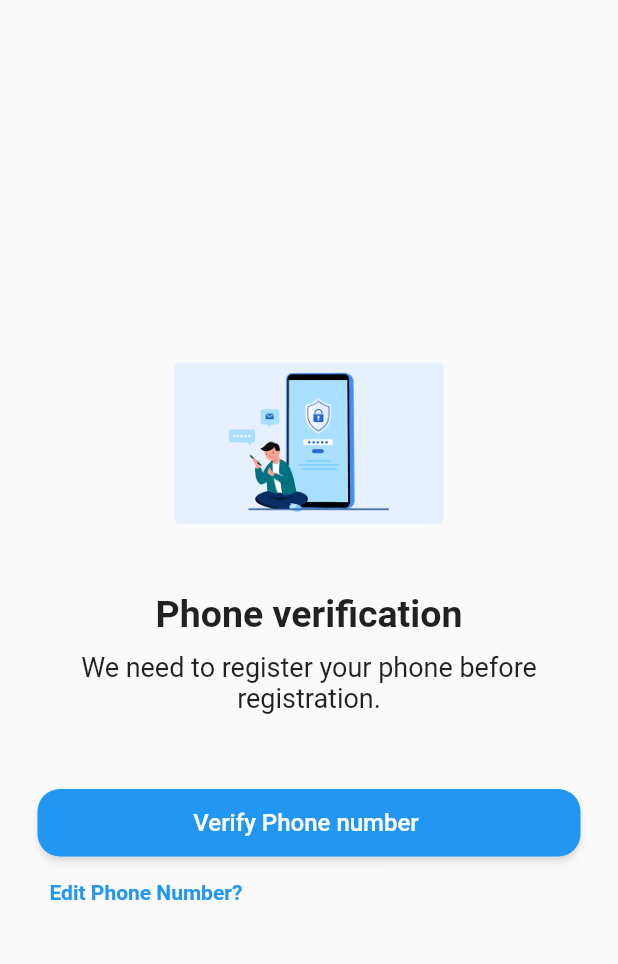
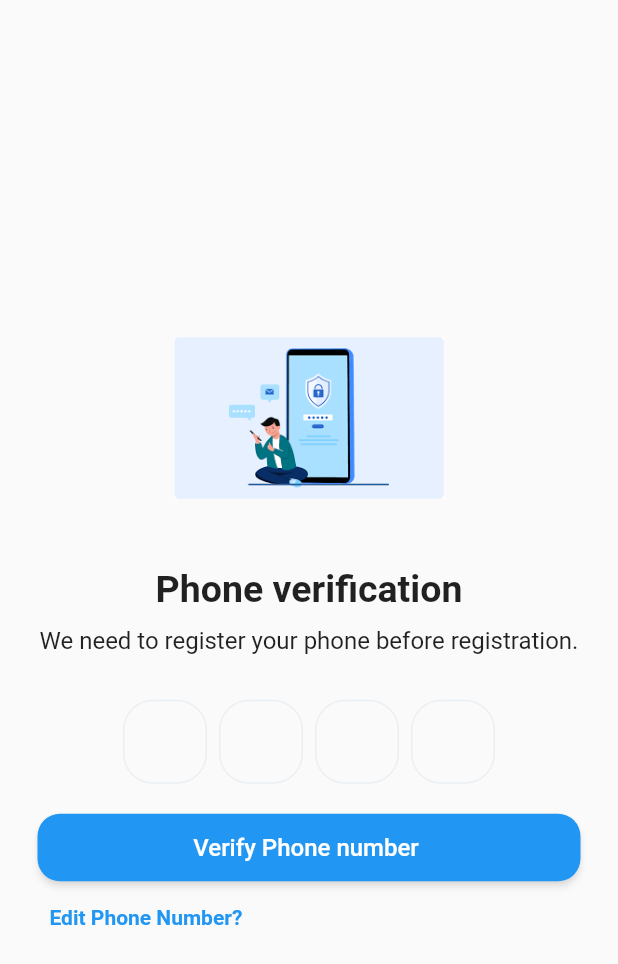
Before and after one commit to kirtijangid/Phone_Auth, a Flutter app: the OTP screen opened by its route, on a phone screen of 412 x 824 dp. Shown: the top 964 px of the screen. Run offline on Flutter 3.47's test engine with Material 2 defaults, Android fonts, the phone set to English and light mode, and no system bars; drawn by our look-alikes of pinput.

```diff
--- a/lib/otp.dart
+++ b/lib/otp.dart
@@ -1,4 +1,5 @@
 import 'package:flutter/material.dart';
+import 'package:pinput/pinput.dart';
 
 class OTP extends StatefulWidget {
   const OTP({super.key});
@@ -10,6 +11,26 @@ class OTP extends StatefulWidget {
 class _OTPState extends State<OTP> {
   @override
   Widget build(BuildContext context) {
+    final defaultPinTheme = PinTheme(
+  width: 56,
+  height: 56,
+  textStyle: TextStyle(fontSize: 20, color: Color.fromRGBO(30, 60, 87, 1), fontWeight: FontWeight.w600),
+  decoration: BoxDecoration(
+    border: Border.all(color: Color.fromRGBO(234, 239, 243, 1)),
+    borderRadius: BorderRadius.circular(20),
+  ),
+);
+
+final focusedPinTheme = defaultPinTheme.copyDecorationWith(
+  border: Border.all(color: Color.fromRGBO(114, 178, 238, 1)),
+  borderRadius: BorderRadius.circular(8),
+);
+
+final submittedPinTheme = defaultPinTheme.copyWith(
+  decoration: defaultPinTheme.decoration?.copyWith(
+    color: Color.fromRGBO(234, 239, 243, 1),
+  ),
+);
     return Scaffold(
       body: Container(
         margin: EdgeInsets.only(left: 25, right: 25),
@@ -38,13 +59,24 @@ class _OTPState extends State<OTP> {
             Text(
               'We need to register your phone before registration.',
               style: TextStyle(
-                fontSize: 18,
+                fontSize: 16,
               ),
               textAlign: TextAlign.center,
             ),
             SizedBox(
               height: 30,
             ),
+             Pinput(
+  defaultPinTheme: defaultPinTheme,
+  focusedPinTheme: focusedPinTheme,
+  submittedPinTheme: submittedPinTheme,
+  validator: (s) {
+    return s == '2222' ? null : 'Pin is incorrect';
+  },
+  pinputAutovalidateMode: PinputAutovalidateMode.onSubmit,
+  showCursor: true,
+  onCompleted: (pin) => print(pin),
+),
             SizedBox(
               height: 20,
             ),
@@ -71,7 +103,7 @@ class _OTPState extends State<OTP> {
                 'Edit Phone Number?',
                 style: TextStyle(
                   color: Colors.blue,
-                  fontWeight: FontWeight.bold
+                  fontWeight: FontWeight.bold,
                 ),
               ),
             ),
```
Also changed, not shown: 5 other files.
